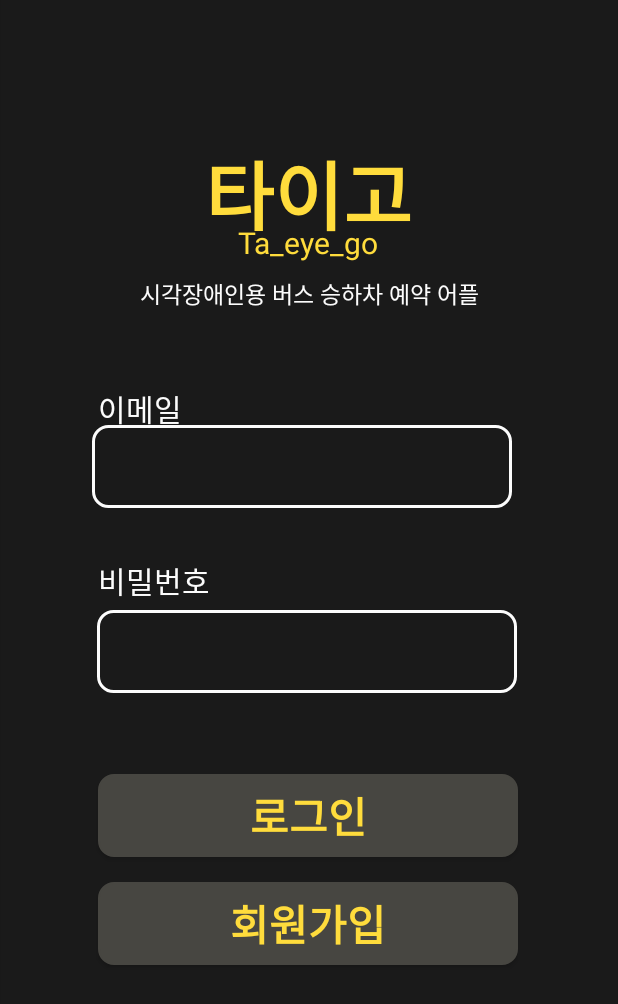
After one commit to Ta-eye-go/Android, an Android app: the Login_email screen opened directly, with no data from a screen before it, on a phone screen of 412 x 824 dp. The commit adds this screen. Shown: the top 1004 px of the screen. Run offline under Robolectric (Android 15) with nearby library versions, the phone set to English and light mode, and no system bars.

Commit message:
로그인 화면 추가

```diff
--- a/app/src/main/AndroidManifest.xml
+++ b/app/src/main/AndroidManifest.xml
@@ -9,6 +9,9 @@
         android:roundIcon="@mipmap/ic_launcher_round"
         android:supportsRtl="true"
         android:theme="@style/Theme.Ta_eye_go">
+        <activity
+            android:name=".ui.login.Login_email"
+            android:exported="false" />
         <activity
             android:name=".ui.login.LoginMain"
             android:exported="false" />
--- /dev/null
+++ b/app/src/main/java/com/code_23/ta_eye_go/ui/login/Login_email.kt
@@ -0,0 +1,12 @@
+package com.code_23.ta_eye_go.ui.login
+
+import androidx.appcompat.app.AppCompatActivity
+import android.os.Bundle
+import com.code_23.ta_eye_go.R
+
+class Login_email : AppCompatActivity() {
+    override fun onCreate(savedInstanceState: Bundle?) {
+        super.onCreate(savedInstanceState)
+        setContentView(R.layout.activity_login_email)
+    }
+}
--- /dev/null
+++ b/app/src/main/res/drawable/blank_shape.xml
@@ -0,0 +1,16 @@
+<?xml version="1.0" encoding="utf-8"?>
+<!--<selector xmlns:android="http://schemas.android.com/apk/res/android">-->
+
+<!--</selector>-->
+
+<shape xmlns:android="http://schemas.android.com/apk/res/android"
+    android:shape="rectangle" >
+
+    <corners android:bottomRightRadius="10dp"
+        android:bottomLeftRadius="10dp"
+        android:topLeftRadius="10dp"
+        android:topRightRadius="10dp"/>
+    <stroke
+        android:width="2dp"
+        android:color="@color/white"/>
+</shape>
--- /dev/null
+++ b/app/src/main/res/layout/activity_login_email.xml
@@ -0,0 +1,139 @@
+<?xml version="1.0" encoding="utf-8"?>
+<androidx.constraintlayout.widget.ConstraintLayout xmlns:android="http://schemas.android.com/apk/res/android"
+    xmlns:app="http://schemas.android.com/apk/res-auto"
+    xmlns:tools="http://schemas.android.com/tools"
+    android:layout_width="match_parent"
+    android:layout_height="match_parent"
+    android:background="@drawable/background"
+    tools:context=".ui.login.Login_email">
+
+    <TextView
+        android:id="@+id/title"
+        android:layout_width="wrap_content"
+        android:layout_height="wrap_content"
+        android:layout_marginTop="92dp"
+        android:text="@string/title"
+        android:textColor="@color/yellow"
+        android:textSize="50sp"
+        android:textStyle="bold"
+        app:layout_constraintEnd_toEndOf="parent"
+        app:layout_constraintHorizontal_bias="0.498"
+        app:layout_constraintStart_toStartOf="parent"
+        app:layout_constraintTop_toTopOf="parent" />
+
+    <TextView
+        android:id="@+id/title_eng"
+        android:layout_width="wrap_content"
+        android:layout_height="wrap_content"
+        android:layout_marginTop="148dp"
+        android:text="@string/app_name"
+        android:textColor="@color/yellow"
+        android:textSize="20sp"
+        app:layout_constraintEnd_toEndOf="parent"
+        app:layout_constraintHorizontal_bias="0.498"
+        app:layout_constraintStart_toStartOf="parent"
+        app:layout_constraintTop_toTopOf="parent" />
+
+    <TextView
+        android:id="@+id/title_ex"
+        android:layout_width="wrap_content"
+        android:layout_height="wrap_content"
+        android:layout_marginTop="184dp"
+        android:text="@string/title_ex"
+        android:textColor="@color/white"
+        android:textSize="15sp"
+        app:layout_constraintEnd_toEndOf="parent"
+        app:layout_constraintStart_toStartOf="parent"
+        app:layout_constraintTop_toTopOf="parent" />
+
+    <TextView
+        android:id="@+id/email"
+        android:layout_width="wrap_content"
+        android:layout_height="wrap_content"
+        android:layout_marginStart="65dp"
+        android:layout_marginTop="50dp"
+        android:text="@string/email"
+        android:textColor="@color/white"
+        android:textSize="20sp"
+        app:layout_constraintEnd_toEndOf="parent"
+        app:layout_constraintHorizontal_bias="0.0"
+        app:layout_constraintStart_toStartOf="parent"
+        app:layout_constraintTop_toBottomOf="@+id/title_ex" />
+
+    <androidx.appcompat.widget.AppCompatButton
+        android:id="@+id/input_email"
+        android:layout_width="280dp"
+        android:layout_height="55dp"
+        android:layout_marginStart="-20dp"
+        android:layout_marginTop="283dp"
+        android:background="@drawable/blank_shape"
+        android:gravity="center"
+        android:textAlignment="center"
+        app:layout_constraintEnd_toEndOf="parent"
+        app:layout_constraintHorizontal_bias="0.537"
+        app:layout_constraintStart_toStartOf="parent"
+        app:layout_constraintTop_toTopOf="parent" />
+
+    <TextView
+        android:id="@+id/password"
+        android:layout_width="wrap_content"
+        android:layout_height="wrap_content"
+        android:layout_marginStart="65dp"
+        android:layout_marginTop="372dp"
+        android:text="@string/password"
+        android:textColor="@color/white"
+        android:textSize="20sp"
+        app:layout_constraintEnd_toEndOf="parent"
+        app:layout_constraintHorizontal_bias="0.0"
+        app:layout_constraintStart_toStartOf="parent"
+        app:layout_constraintTop_toTopOf="parent" />
+
+    <androidx.appcompat.widget.AppCompatButton
+        android:id="@+id/input_password"
+        android:layout_width="280dp"
+        android:layout_height="55dp"
+        android:layout_marginStart="-20dp"
+        android:layout_marginTop="199dp"
+        android:background="@drawable/blank_shape"
+        android:gravity="center"
+        android:textAlignment="center"
+        app:layout_constraintEnd_toEndOf="parent"
+        app:layout_constraintHorizontal_bias="0.555"
+        app:layout_constraintStart_toStartOf="parent"
+        app:layout_constraintTop_toBottomOf="@+id/title_ex" />
+
+    <androidx.appcompat.widget.AppCompatButton
+        android:id="@+id/login_btn"
+        android:layout_width="280dp"
+        android:layout_height="55dp"
+        android:layout_marginTop="516dp"
+        android:background="@drawable/login_button_shape"
+        android:gravity="center"
+        android:text="@string/login"
+        android:textAlignment="center"
+        android:textColor="@color/yellow"
+        android:textSize="28sp"
+        android:textStyle="bold"
+        app:layout_constraintEnd_toEndOf="parent"
+        app:layout_constraintHorizontal_bias="0.496"
+        app:layout_constraintStart_toStartOf="parent"
+        app:layout_constraintTop_toTopOf="parent" />
+
+    <androidx.appcompat.widget.AppCompatButton
+        android:id="@+id/member_btn"
+        android:layout_width="280dp"
+        android:layout_height="55dp"
+        android:layout_marginTop="588dp"
+        android:background="@drawable/login_button_shape"
+        android:gravity="center"
+        android:text="@string/membership"
+        android:textAlignment="center"
+        android:textColor="@color/yellow"
+        android:textSize="28sp"
+        android:textStyle="bold"
+        app:layout_constraintEnd_toEndOf="parent"
+        app:layout_constraintHorizontal_bias="0.496"
+        app:layout_constraintStart_toStartOf="parent"
+        app:layout_constraintTop_toTopOf="parent" />
+
+</androidx.constraintlayout.widget.ConstraintLayout>
--- a/app/src/main/res/layout/activity_login_main.xml
+++ b/app/src/main/res/layout/activity_login_main.xml
@@ -46,7 +46,6 @@
         app:layout_constraintStart_toStartOf="parent"
         app:layout_constraintTop_toTopOf="parent" />
 
-    <!-- 이미지 파일 추가 -->
     <!-- 카카오 버튼 , 카카오 api 추가하면 연동 -->
 
     <ImageView
--- a/app/src/main/res/values/strings.xml
+++ b/app/src/main/res/values/strings.xml
@@ -9,4 +9,8 @@
     <string name="busmanbtn">기사용</string>
     <string name="email_login"><u>이메일로 로그인하기</u></string>
     <string name="tigerimage_blur">tigerimage_blur</string>
+    <string name="email">이메일</string>
+    <string name="password">비밀번호</string>
+    <string name="login">로그인</string>
+    <string name="membership">회원가입</string>
 </resources>
```
